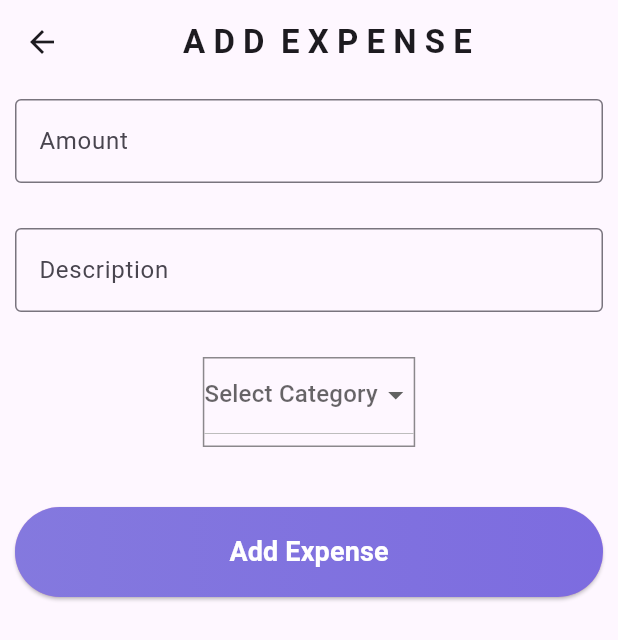
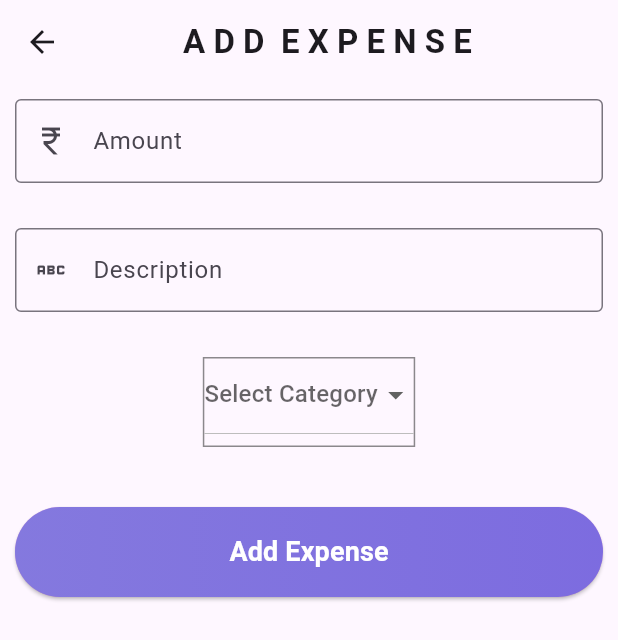
Before and after one commit to SaiyamKalra/expense_tracker, a Flutter app: the screen it shows after launch, after a tap on an icon or button, on a phone screen of 412 x 824 dp. Shown: the top 640 px of the screen. Run offline on Flutter 3.47's test engine with Material 3 defaults, Android fonts, the phone set to English and light mode, and no system bars; our stand-ins replace flutter_bloc, shared_preferences.

Commit message:
all butification completed

```diff
--- a/lib/pages/add_expense_page.dart
+++ b/lib/pages/add_expense_page.dart
@@ -1,6 +1,7 @@
 import 'package:expense_tracker/cubit/expense_cubit.dart';
 import 'package:expense_tracker/models/expense.dart';
 import 'package:flutter/material.dart';
+import 'package:flutter/services.dart';
 import 'package:flutter/widgets.dart';
 import 'package:flutter_bloc/flutter_bloc.dart';
 
@@ -41,10 +42,13 @@ class _AddExpensePageState extends State<AddExpensePage> {
           Padding(
             padding: const EdgeInsets.all(10.0),
             child: TextField(
+              keyboardType: TextInputType.number,
+              inputFormatters: [FilteringTextInputFormatter.digitsOnly],
               controller: _amountController,
               decoration: InputDecoration(
                 labelText: 'Amount',
                 border: OutlineInputBorder(),
+                prefixIcon: Icon(Icons.currency_rupee),
               ),
             ),
           ),
@@ -56,6 +60,7 @@ class _AddExpensePageState extends State<AddExpensePage> {
               decoration: InputDecoration(
                 labelText: 'Description',
                 border: OutlineInputBorder(),
+                prefixIcon: Icon(Icons.abc),
               ),
             ),
           ),
@@ -67,7 +72,6 @@ class _AddExpensePageState extends State<AddExpensePage> {
 
               child: Container(
                 height: 60,
-
                 decoration: BoxDecoration(
                   border: Border.all(color: Colors.black45),
                 ),
--- a/lib/pages/home_page.dart
+++ b/lib/pages/home_page.dart
@@ -1,7 +1,7 @@
 import 'package:expense_tracker/cubit/expense_cubit.dart';
 import 'package:expense_tracker/models/expense.dart';
 import 'package:expense_tracker/pages/add_expense_page.dart';
-import 'package:expense_tracker/pages/profile_page.dart';
+import 'package:expense_tracker/pages/search_page.dart';
 import 'package:expense_tracker/utils/expense_card.dart';
 import 'package:flutter/material.dart';
 import 'package:flutter/widgets.dart';
@@ -72,20 +72,27 @@ class _HomePageState extends State<HomePage> {
                           ),
                         ),
                         SizedBox(width: 70),
-                        IconButton(
+                        Column(
+                          children: [
+                            Padding(
+                              padding: const EdgeInsets.symmetric(vertical: 40),
+                              child: IconButton(
                                 onPressed: () {
                                   Navigator.push(
                                     context,
                                     MaterialPageRoute(
-                                builder: (context) => const ProfilePage(),
+                                      builder: (context) => const SearchPage(),
                                     ),
                                   );
                                 },
                                 icon: Icon(
-                            Icons.person_2_outlined,
+                                  Icons.search,
                                   color: Colors.white,
-                            size: 55,
+                                  size: 45,
                                 ),
+                              ),
+                            ),
+                          ],
                         ),
                       ],
                     ),
@@ -122,12 +129,25 @@ class _HomePageState extends State<HomePage> {
                           (sum, expense) =>
                               sum + (double.tryParse(expense.amount) ?? 0.0),
                         );
-                        return Text(
+                        return Padding(
+                          padding: const EdgeInsets.symmetric(horizontal: 60),
+                          child: Row(
+                            children: [
+                              Icon(
+                                Icons.currency_rupee_sharp,
+                                color: Colors.white,
+                                size: 40,
+                              ),
+                              SizedBox(width: 8),
+                              Text(
                                 totalAmount.toStringAsFixed(2),
                                 style: TextStyle(
                                   color: Colors.white,
                                   fontSize: 40,
                                   fontWeight: FontWeight.bold,
+                                ),
+                              ),
+                            ],
                           ),
                         );
                       },
@@ -138,7 +158,7 @@ class _HomePageState extends State<HomePage> {
             ),
           ),
           SizedBox(
-            height: 100,
+            height: 80,
             child: ListView.builder(
               itemCount: filters.length,
               scrollDirection: Axis.horizontal,
@@ -168,10 +188,7 @@ class _HomePageState extends State<HomePage> {
               },
             ),
           ),
-
-          SizedBox(
-            height: 300,
-            width: double.infinity,
+          Expanded(
             child: BlocBuilder<ExpenseCubit, List<Expense>>(
               builder: (context, expenses) {
                 final filteredExpenses =
@@ -254,7 +271,7 @@ class _HomePageState extends State<HomePage> {
               ],
             ),
             boxShadow: [
-              BoxShadow(color: const Color.fromARGB(255, 196, 51, 209)),
+              BoxShadow(color: const Color.fromARGB(255, 51, 130, 209)),
             ],
           ),
           alignment: Alignment.center,
```
Also changed, not shown: lib/pages/profile_page.dart (deleted, +0 -10 lines), lib/pages/search_page.dart (added, +39 -0 lines), lib/utils/expense_card.dart (+27 -15 lines). Lines whose indentation alone changed are shown as unchanged.
